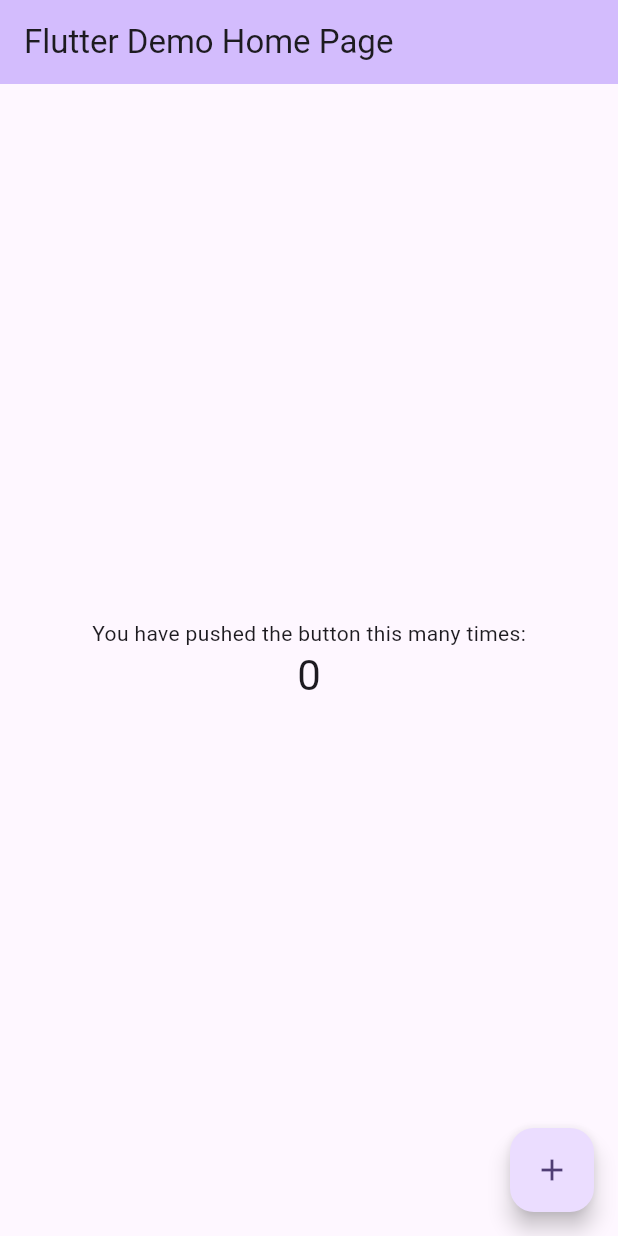
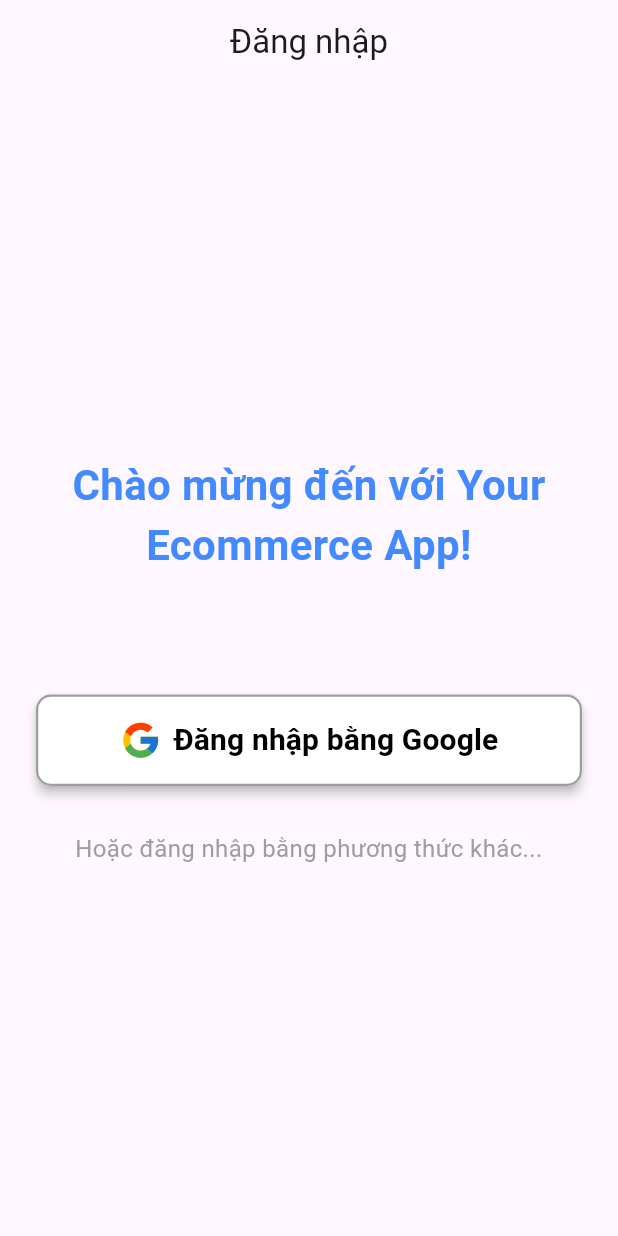
Before and after one commit to lytandat632001/ecommerceapp, a Flutter app: the screen it shows after launch, on a phone screen of 412 x 824 dp. Run offline on Flutter 3.47's test engine with Material 3 defaults, Android fonts, the phone set to English and light mode, and no system bars; our stand-ins replace firebase_auth, firebase_core, flutter_svg, go_router, google_sign_in; accounts and stored records are empty.

Commit message:
Updated Google Sign In

```diff
--- a/lib/features/auth/auth_page.dart
+++ b/lib/features/auth/auth_page.dart
@@ -0,0 +1,123 @@
+import 'package:flutter/material.dart';
+import 'package:flutter_svg/flutter_svg.dart';
+import 'package:firebase_auth/firebase_auth.dart'; // Import Firebase Auth
+import 'package:google_sign_in/google_sign_in.dart'; // Import Google Sign In
+import 'package:go_router/go_router.dart'; // Import GoRouter
+
+class AuthPage extends StatelessWidget {
+  const AuthPage({super.key});
+
+  // Hàm xử lý đăng nhập Google
+  Future<void> _handleGoogleSignIn(BuildContext context) async {
+    try {
+      // Khởi tạo GoogleSignIn instance
+      final GoogleSignIn googleSignIn = GoogleSignIn();
+
+      // Thực hiện quá trình đăng nhập Google trên thiết bị
+      final GoogleSignInAccount? googleUser = await googleSignIn.signIn();
+
+      if (googleUser == null) {
+        // Người dùng hủy đăng nhập hoặc xảy ra lỗi
+        print('Đăng nhập Google bị hủy hoặc không thành công.');
+        return;
+      }
+
+      // Lấy thông tin xác thực (authentication) từ tài khoản Google đã đăng nhập
+      final GoogleSignInAuthentication googleAuth = await googleUser.authentication;
+
+      // Tạo một Firebase credential từ thông tin xác thực Google
+      final AuthCredential credential = GoogleAuthProvider.credential(
+        accessToken: googleAuth.accessToken,
+        idToken: googleAuth.idToken,
+      );
+
+      // Đăng nhập vào Firebase với credential Google
+      // Điều này sẽ liên kết tài khoản Google với Firebase Auth
+      final UserCredential userCredential =
+          await FirebaseAuth.instance.signInWithCredential(credential);
+
+      print('Đăng nhập thành công với Google: ${userCredential.user?.displayName}');
+
+      // Điều hướng đến màn hình Home sau khi đăng nhập thành công
+      // `mounted` được dùng để kiểm tra xem widget còn trong cây widget hay không trước khi gọi context.go
+      if (context.mounted) {
+        context.go('/home');
+      }
+
+    } on FirebaseAuthException catch (e) {
+      // Xử lý các lỗi cụ thể từ Firebase Auth
+      print('Lỗi Firebase Auth khi đăng nhập Google: ${e.code} - ${e.message}');
+      if (context.mounted) {
+        ScaffoldMessenger.of(context).showSnackBar(
+          SnackBar(content: Text('Lỗi đăng nhập: ${e.message}')),
+        );
+      }
+    } catch (e) {
+      // Xử lý các lỗi chung khác
+      print('Lỗi không xác định khi đăng nhập Google: $e');
+      if (context.mounted) {
+        ScaffoldMessenger.of(context).showSnackBar(
+          SnackBar(content: Text('Lỗi đăng nhập: $e')),
+        );
+      }
+    }
+  }
+
+  @override
+  Widget build(BuildContext context) {
+    return Scaffold(
+      appBar: AppBar(
+        title: const Text('Đăng nhập'),
+        centerTitle: true,
+        elevation: 0,
+      ),
+      body: Padding(
+        padding: const EdgeInsets.all(24.0),
+        child: Column(
+          mainAxisAlignment: MainAxisAlignment.center,
+          crossAxisAlignment: CrossAxisAlignment.stretch,
+          children: [
+            const Text(
+              'Chào mừng đến với Your Ecommerce App!',
+              style: TextStyle(
+                fontSize: 28,
+                fontWeight: FontWeight.bold,
+                color: Colors.blueAccent,
+              ),
+              textAlign: TextAlign.center,
+            ),
+            const SizedBox(height: 80),
+            ElevatedButton.icon(
+              onPressed: () => _handleGoogleSignIn(context), // Gọi hàm đăng nhập Google khi nút được nhấn
+              icon: SvgPicture.asset(
+                'assets/icons/google.svg',
+                height: 28,
+                width: 28,
+              ),
+              label: const Text(
+                'Đăng nhập bằng Google',
+                style: TextStyle(fontSize: 20, fontWeight: FontWeight.w600),
+              ),
+              style: ElevatedButton.styleFrom(
+                backgroundColor: Colors.white,
+                foregroundColor: Colors.black,
+                padding: const EdgeInsets.symmetric(vertical: 16),
+                shape: RoundedRectangleBorder(
+                  borderRadius: BorderRadius.circular(10),
+                  side: const BorderSide(color: Colors.grey, width: 1.5),
+                ),
+                elevation: 3,
+              ),
+            ),
+            const SizedBox(height: 30),
+            const Text(
+              'Hoặc đăng nhập bằng phương thức khác...',
+              textAlign: TextAlign.center,
+              style: TextStyle(color: Colors.grey, fontSize: 16),
+            ),
+          ],
+        ),
+      ),
+    );
+  }
+}
--- a/lib/main.dart
+++ b/lib/main.dart
@@ -1,122 +1,62 @@
+import 'package:ecommerceapp/features/auth/auth_page.dart';
+import 'package:ecommerceapp/splash_screen.dart';
 import 'package:flutter/material.dart';
+import 'package:firebase_core/firebase_core.dart';
+import 'package:firebase_auth/firebase_auth.dart'; // Import Firebase Auth
+import 'package:go_router/go_router.dart'; // Import GoRouter
+import 'firebase_options.dart';
 
-void main() {
+
+class HomeScreen extends StatelessWidget {
+  const HomeScreen({super.key});
+  @override
+  Widget build(BuildContext context) {
+    return  Scaffold(
+      appBar: AppBar(title: Text('Home')),
+      body: Center(
+        child: Text('Welcome to Home Screen!'),
+      ),
+    );
+  }
+}
+
+// Cấu hình GoRouter
+final _router = GoRouter(
+  routes: [
+    GoRoute(
+      path: '/',
+      builder: (context, state) => const SplashScreen(), // Màn hình khởi đầu là Splash Screen
+    ),
+    GoRoute(
+      path: '/auth',
+      builder: (context, state) => const AuthPage(), // Màn hình xác thực
+    ),
+    GoRoute(
+      path: '/home',
+      builder: (context, state) => const HomeScreen(), // Màn hình chính sau khi đăng nhập
+    ),
+  ],
+);
+
+void main() async {
+  WidgetsFlutterBinding.ensureInitialized();
+  await Firebase.initializeApp(
+    options: DefaultFirebaseOptions.currentPlatform,
+  );
   runApp(const MyApp());
 }
 
 class MyApp extends StatelessWidget {
   const MyApp({super.key});
 
-  // This widget is the root of your application.
   @override
   Widget build(BuildContext context) {
-    return MaterialApp(
-      title: 'Flutter Demo',
+    return MaterialApp.router(
+      routerConfig: _router, // Sử dụng GoRouter để quản lý định tuyến
+      title: 'Your Ecommerce App',
       theme: ThemeData(
-        // This is the theme of your application.
-        //
-        // TRY THIS: Try running your application with "flutter run". You'll see
-        // the application has a purple toolbar. Then, without quitting the app,
-        // try changing the seedColor in the colorScheme below to Colors.green
-        // and then invoke "hot reload" (save your changes or press the "hot
-        // reload" button in a Flutter-supported IDE, or press "r" if you used
-        // the command line to start the app).
-        //
-        // Notice that the counter didn't reset back to zero; the application
-        // state is not lost during the reload. To reset the state, use hot
-        // restart instead.
-        //
-        // This works for code too, not just values: Most code changes can be
-        // tested with just a hot reload.
-        colorScheme: ColorScheme.fromSeed(seedColor: Colors.deepPurple),
+        primarySwatch: Colors.blue,
       ),
-      home: const MyHomePage(title: 'Flutter Demo Home Page'),
     );
   }
 }
-
-class MyHomePage extends StatefulWidget {
-  const MyHomePage({super.key, required this.title});
-
-  // This widget is the home page of your application. It is stateful, meaning
-  // that it has a State object (defined below) that contains fields that affect
-  // how it looks.
-
-  // This class is the configuration for the state. It holds the values (in this
-  // case the title) provided by the parent (in this case the App widget) and
-  // used by the build method of the State. Fields in a Widget subclass are
-  // always marked "final".
-
-  final String title;
-
-  @override
-  State<MyHomePage> createState() => _MyHomePageState();
-}
-
-class _MyHomePageState extends State<MyHomePage> {
-  int _counter = 0;
-
-  void _incrementCounter() {
-    setState(() {
-      // This call to setState tells the Flutter framework that something has
-      // changed in this State, which causes it to rerun the build method below
-      // so that the display can reflect the updated values. If we changed
-      // _counter without calling setState(), then the build method would not be
-      // called again, and so nothing would appear to happen.
-      _counter++;
-    });
-  }
-
-  @override
-  Widget build(BuildContext context) {
-    // This method is rerun every time setState is called, for instance as done
-    // by the _incrementCounter method above.
-    //
-    // The Flutter framework has been optimized to make rerunning build methods
-    // fast, so that you can just rebuild anything that needs updating rather
-    // than having to individually change instances of widgets.
-    return Scaffold(
-      appBar: AppBar(
-        // TRY THIS: Try changing the color here to a specific color (to
-        // Colors.amber, perhaps?) and trigger a hot reload to see the AppBar
-        // change color while the other colors stay the same.
-        backgroundColor: Theme.of(context).colorScheme.inversePrimary,
-        // Here we take the value from the MyHomePage object that was created by
-        // the App.build method, and use it to set our appbar title.
-        title: Text(widget.title),
-      ),
-      body: Center(
-        // Center is a layout widget. It takes a single child and positions it
-        // in the middle of the parent.
-        child: Column(
-          // Column is also a layout widget. It takes a list of children and
-          // arranges them vertically. By default, it sizes itself to fit its
-          // children horizontally, and tries to be as tall as its parent.
-          //
-          // Column has various properties to control how it sizes itself and
-          // how it positions its children. Here we use mainAxisAlignment to
-          // center the children vertically; the main axis here is the vertical
-          // axis because Columns are vertical (the cross axis would be
-          // horizontal).
-          //
-          // TRY THIS: Invoke "debug painting" (choose the "Toggle Debug Paint"
-          // action in the IDE, or press "p" in the console), to see the
-          // wireframe for each widget.
-          mainAxisAlignment: MainAxisAlignment.center,
-          children: <Widget>[
-            const Text('You have pushed the button this many times:'),
-            Text(
-              '$_counter',
-              style: Theme.of(context).textTheme.headlineMedium,
-            ),
-          ],
-        ),
-      ),
-      floatingActionButton: FloatingActionButton(
-        onPressed: _incrementCounter,
-        tooltip: 'Increment',
-        child: const Icon(Icons.add),
-      ), // This trailing comma makes auto-formatting nicer for build methods.
-    );
-  }
-}
--- a/pubspec.yaml
+++ b/pubspec.yaml
@@ -34,11 +34,11 @@ dependencies:
   # The following adds the Cupertino Icons font to your application.
   # Use with the CupertinoIcons class for iOS style icons.
   cupertino_icons: ^1.0.8
-  firebase_core: ^3.15.2
+  firebase_core: ^2.30.0
   go_router: ^16.0.0
-  firebase_auth: ^5.7.0
+  firebase_auth: ^4.17.0
   flutter_svg: ^2.2.0
-  google_sign_in: ^7.1.1
+  google_sign_in: ^6.1.4
 dev_dependencies:
   flutter_test:
     sdk: flutter
```
Also changed, not shown: lib/splash_screen.dart (+55 -0 lines), pubspec.lock, 1 other file.
